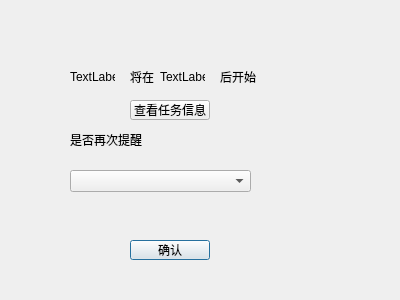
Old version of the form reminddialog.ui in the repository Zumarongi/schedule_management.
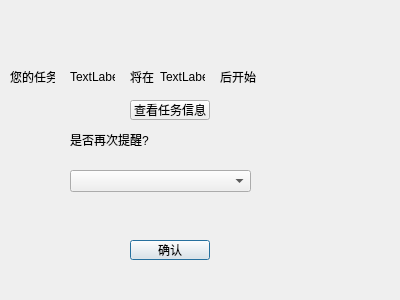
New version of the form.

Patch:
```diff
--- a/reminddialog.ui
+++ b/reminddialog.ui
@@ -91,7 +91,7 @@
     <string>查看任务信息</string>
    </property>
   </widget>
-  <widget class="QLabel" name="label_3">
+  <widget class="QLabel" name="remind_again">
    <property name="geometry">
     <rect>
      <x>70</x>
@@ -101,7 +101,7 @@
     </rect>
    </property>
    <property name="text">
-    <string>是否再次提醒</string>
+    <string>是否再次提醒?</string>
    </property>
   </widget>
   <widget class="QComboBox" name="comboBox">
@@ -114,6 +114,19 @@
     </rect>
    </property>
   </widget>
+  <widget class="QLabel" name="label_3">
+   <property name="geometry">
+    <rect>
+     <x>10</x>
+     <y>70</y>
+     <width>45</width>
+     <height>13</height>
+    </rect>
+   </property>
+   <property name="text">
+    <string>您的任务</string>
+   </property>
+  </widget>
  </widget>
  <resources/>
  <connections/>
```
